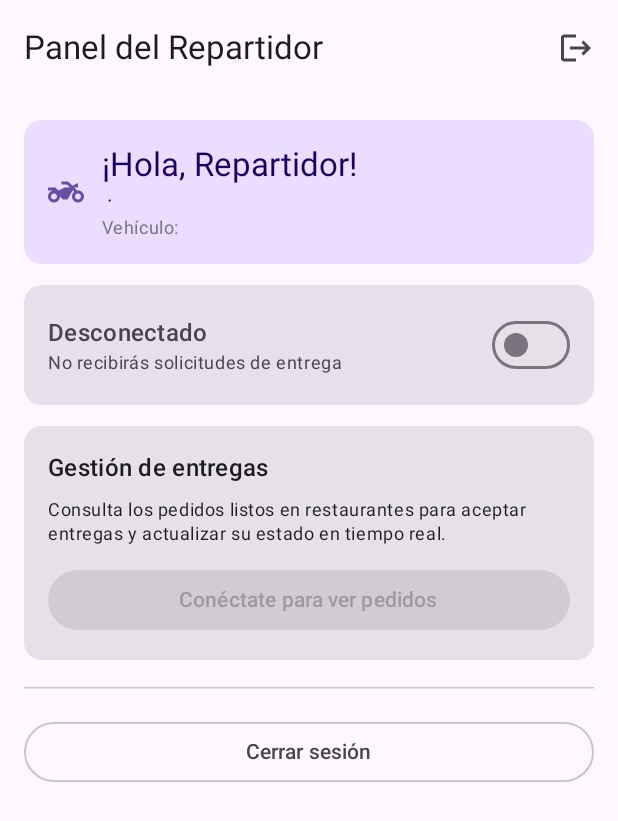
After one commit to CoderX-2/App-Delivery, an Android app built with Jetpack Compose: the CourierHomeScreen screen opened through its navigation route, on a phone screen of 412 x 824 dp. The commit adds this screen. Shown: the top 821 px of the screen. Run offline under Robolectric (Android 15) with nearby library versions, the phone set to English and light mode, and no system bars; our stand-ins replace Room's generated code.

Commit message:
feat(AD-17): crea cuenta de repartidor con Room v6, registro, login y panel con disponibilidad

```diff
--- /dev/null
+++ b/app/src/main/java/com/example/appdelivery/data/courier/CourierRepository.kt
@@ -0,0 +1,60 @@
+package com.example.appdelivery.data.courier
+
+import com.example.appdelivery.data.dao.CourierDao
+import com.example.appdelivery.data.entity.Courier
+import com.example.appdelivery.data.entity.VehicleType
+import com.example.appdelivery.util.PasswordHasher
+import kotlinx.coroutines.flow.Flow
+
+interface CourierRepository {
+    suspend fun register(
+        name: String, email: String, phone: String,
+        vehicleType: VehicleType, password: String
+    ): Result<Long>
+
+    suspend fun login(email: String, password: String): Result<Courier>
+    fun observeCourier(id: Long): Flow<Courier?>
+    suspend fun getCourier(id: Long): Courier?
+    suspend fun setAvailability(id: Long, isAvailable: Boolean)
+}
+
+class CourierRepositoryImpl(private val dao: CourierDao) : CourierRepository {
+
+    override suspend fun register(
+        name: String, email: String, phone: String,
+        vehicleType: VehicleType, password: String
+    ): Result<Long> {
+        val cleanEmail = email.trim().lowercase()
+        if (dao.findByEmail(cleanEmail) != null) {
+            return Result.failure(IllegalArgumentException("El correo ya está registrado"))
+        }
+        val salt = PasswordHasher.generateSalt()
+        val hash = PasswordHasher.hash(password, salt)
+        val courier = Courier(
+            name = name.trim(),
+            email = cleanEmail,
+            phone = phone.trim(),
+            vehicleType = vehicleType,
+            isAvailable = true,
+            passwordHash = hash,
+            salt = salt
+        )
+        val id = dao.insert(courier)
+        return Result.success(id)
+    }
+
+    override suspend fun login(email: String, password: String): Result<Courier> {
+        val courier = dao.findByEmail(email.trim().lowercase())
+            ?: return Result.failure(IllegalArgumentException("Credenciales incorrectas"))
+        val hash = PasswordHasher.hash(password, courier.salt)
+        return if (hash == courier.passwordHash) {
+            Result.success(courier)
+        } else {
+            Result.failure(IllegalArgumentException("Credenciales incorrectas"))
+        }
+    }
+
+    override fun observeCourier(id: Long): Flow<Courier?> = dao.observeById(id)
+    override suspend fun getCourier(id: Long): Courier? = dao.getById(id)
+    override suspend fun setAvailability(id: Long, isAvailable: Boolean) = dao.setAvailability(id, isAvailable)
+}
--- /dev/null
+++ b/app/src/main/java/com/example/appdelivery/data/dao/CourierDao.kt
@@ -0,0 +1,26 @@
+package com.example.appdelivery.data.dao
+
+import androidx.room.Dao
+import androidx.room.Insert
+import androidx.room.OnConflictStrategy
+import androidx.room.Query
+import com.example.appdelivery.data.entity.Courier
+import kotlinx.coroutines.flow.Flow
+
+@Dao
+interface CourierDao {
+    @Insert(onConflict = OnConflictStrategy.ABORT)
+    suspend fun insert(courier: Courier): Long
+
+    @Query("SELECT * FROM couriers WHERE email = :email LIMIT 1")
+    suspend fun findByEmail(email: String): Courier?
+
+    @Query("SELECT * FROM couriers WHERE id = :id LIMIT 1")
+    suspend fun getById(id: Long): Courier?
+
+    @Query("SELECT * FROM couriers WHERE id = :id LIMIT 1")
+    fun observeById(id: Long): Flow<Courier?>
+
+    @Query("UPDATE couriers SET isAvailable = :isAvailable WHERE id = :id")
+    suspend fun setAvailability(id: Long, isAvailable: Boolean)
+}
--- a/app/src/main/java/com/example/appdelivery/data/db/AppDatabase.kt
+++ b/app/src/main/java/com/example/appdelivery/data/db/AppDatabase.kt
@@ -1,4 +1,8 @@
 package com.example.appdelivery.data.db
+
+import com.example.appdelivery.data.dao.CourierDao
+import com.example.appdelivery.data.entity.Courier
+
 
 import com.example.appdelivery.data.dao.OrderDao
 import com.example.appdelivery.data.entity.Order
@@ -24,11 +28,13 @@ import com.example.appdelivery.data.entity.Restaurant
 import com.example.appdelivery.util.PasswordHasher
 
 @Database(
-    entities = [Order::class, OrderItem::class, CartItem::class, Customer::class, Address::class, Restaurant::class, Dish::class],
-    version = 5,
+    entities = [Courier::class, Order::class, OrderItem::class, CartItem::class, Customer::class, Address::class, Restaurant::class, Dish::class],
+    version = 6,
     exportSchema = false
 )
 abstract class AppDatabase : RoomDatabase() {
+    abstract fun courierDao(): CourierDao
+
     abstract fun orderDao(): OrderDao
 
     abstract fun cartDao(): CartDao
@@ -126,6 +132,12 @@ abstract class AppDatabase : RoomDatabase() {
             override fun onCreate(db: SupportSQLiteDatabase) {
                 val salt = PasswordHasher.generateSalt()
                 val hash = PasswordHasher.hash("123456", salt)
+                val cSalt = PasswordHasher.generateSalt()
+                val cHash = PasswordHasher.hash("123456", cSalt)
+                db.execSQL(
+                    "INSERT INTO couriers (name, email, phone, vehicleType, isAvailable, passwordHash, salt) VALUES (?, ?, ?, ?, ?, ?, ?)",
+                    arrayOf("Repartidor Demo", "repartidor@delivery.com", "5598765432", "MOTORCYCLE", 1, cHash, cSalt)
+                )
                 db.execSQL(
                     "INSERT INTO customers (name, email, phone, passwordHash, salt) VALUES (?, ?, ?, ?, ?)",
                     arrayOf("Cliente Demo", "demo@delivery.com", "5512345678", hash, salt)
--- a/app/src/main/java/com/example/appdelivery/data/entity/Order.kt
+++ b/app/src/main/java/com/example/appdelivery/data/entity/Order.kt
@@ -11,7 +11,8 @@ import com.example.appdelivery.data.model.DeliveryMode
 enum class OrderStatus(val displayName: String) {
     PENDING("Pendiente de preparación"),
     PREPARING("En preparación"),
-    IN_DELIVERY("En camino"),
+    PICKED_UP("Recogido en sucursal"),
+    IN_DELIVERY("En camino al domicilio"),
     DELIVERED("Entregado"),
     CANCELLED("Cancelado")
 }
@@ -24,11 +25,12 @@ enum class OrderStatus(val displayName: String) {
         childColumns = ["customerId"],
         onDelete = ForeignKey.CASCADE
     )],
-    indices = [Index("customerId")]
+    indices = [Index("customerId"), Index("courierId")]
 )
 data class Order(
     @PrimaryKey val id: String, // UUID
     val customerId: Long,
+    val courierId: Long? = null, // Relación con el repartidor asignado (AD-96)
     val restaurantId: Long,
     val restaurantName: String,
     val deliveryMode: DeliveryMode,
--- a/app/src/main/java/com/example/appdelivery/ui/auth/LoginScreen.kt
+++ b/app/src/main/java/com/example/appdelivery/ui/auth/LoginScreen.kt
@@ -11,29 +11,40 @@ import androidx.compose.foundation.layout.systemBarsPadding
 import androidx.compose.foundation.rememberScrollState
 import androidx.compose.foundation.verticalScroll
 import androidx.compose.material3.Button
+import androidx.compose.material3.Card
+import androidx.compose.material3.CardDefaults
+import androidx.compose.material3.CircularProgressIndicator
 import androidx.compose.material3.MaterialTheme
+import androidx.compose.material3.Tab
+import androidx.compose.material3.TabRow
 import androidx.compose.material3.Text
 import androidx.compose.material3.TextButton
 import androidx.compose.runtime.Composable
 import androidx.compose.runtime.getValue
+import androidx.compose.runtime.mutableIntStateOf
 import androidx.compose.runtime.mutableStateOf
 import androidx.compose.runtime.remember
 import androidx.compose.runtime.setValue
 import androidx.compose.ui.Modifier
+import androidx.compose.ui.text.input.KeyboardType
 import androidx.compose.ui.unit.dp
-import androidx.compose.ui.text.input.KeyboardType
 import androidx.lifecycle.viewmodel.compose.viewModel
 import com.example.appdelivery.ui.components.FormField
+import com.example.appdelivery.ui.courier.CourierViewModel
 
 @Composable
 fun LoginScreen(
     onLoginSuccess: () -> Unit,
     onGoToRegister: () -> Unit,
-    vm: AuthViewModel = viewModel()
+    onCourierLoginSuccess: () -> Unit = {},
+    onGoToCourierRegister: () -> Unit = {},
+    vm: AuthViewModel = viewModel(),
+    courierVm: CourierViewModel = viewModel()
 ) {
+    var selectedTab by remember { mutableIntStateOf(0) } // 0: Cliente, 1: Repartidor
     var email by remember { mutableStateOf("") }
     var password by remember { mutableStateOf("") }
-    val state = vm.uiState
+    val customerState = vm.uiState
 
     Column(
         modifier = Modifier
@@ -45,24 +56,78 @@ fun LoginScreen(
     ) {
         Text("App Delivery", style = MaterialTheme.typography.headlineLarge)
         Text("Inicia sesión para continuar", style = MaterialTheme.typography.bodyMedium)
-        Spacer(Modifier.height(24.dp))
+        Spacer(Modifier.height(16.dp))
 
-        FormField(email, { email = it }, "Correo electrónico", state.fieldErrors["email"], KeyboardType.Email)
-        FormField(password, { password = it }, "Contraseña", state.fieldErrors["password"], isPassword = true)
+        TabRow(selectedTabIndex = selectedTab, modifier = Modifier.fillMaxWidth()) {
+            Tab(
+                selected = selectedTab == 0,
+                onClick = { selectedTab = 0; email = ""; password = ""; courierVm.clearErrors() },
+                text = { Text("Cliente") }
+            )
+            Tab(
+                selected = selectedTab == 1,
+                onClick = { selectedTab = 1; email = ""; password = ""; courierVm.clearErrors() },
+                text = { Text("Repartidor") }
+            )
+        }
 
-        state.error?.let {
+        Spacer(Modifier.height(20.dp))
+
+        if (selectedTab == 0) {
+            FormField(email, { email = it }, "Correo electrónico", customerState.fieldErrors["email"], KeyboardType.Email)
+            FormField(password, { password = it }, "Contraseña", customerState.fieldErrors["password"], isPassword = true)
+
+            customerState.error?.let {
                 Text(it, color = MaterialTheme.colorScheme.error, modifier = Modifier.padding(vertical = 8.dp))
             }
             Spacer(Modifier.height(16.dp))
 
             Button(
                 onClick = { vm.login(email, password, onLoginSuccess) },
-            enabled = !state.loading,
+                enabled = !customerState.loading,
                 modifier = Modifier.fillMaxWidth()
-        ) { Text(if (state.loading) "Entrando..." else "Iniciar sesión") }
+            ) { Text(if (customerState.loading) "Entrando..." else "Iniciar sesión como cliente") }
 
             TextButton(onClick = onGoToRegister, modifier = Modifier.fillMaxWidth()) {
-            Text("¿No tienes cuenta? Regístrate")
+                Text("¿No tienes cuenta? Regístrate como cliente")
+            }
+        } else {
+            FormField(email, { email = it }, "Correo de repartidor", null, KeyboardType.Email)
+            FormField(password, { password = it }, "Contraseña", null, isPassword = true)
+
+            courierVm.errorMessage?.let {
+                Text(it, color = MaterialTheme.colorScheme.error, modifier = Modifier.padding(vertical = 8.dp))
+            }
+
+            Spacer(Modifier.height(8.dp))
+            Card(
+                colors = CardDefaults.cardColors(containerColor = MaterialTheme.colorScheme.surfaceVariant),
+                modifier = Modifier.fillMaxWidth()
+            ) {
+                Column(Modifier.padding(10.dp)) {
+                    Text("Repartidor demo:", style = MaterialTheme.typography.labelSmall)
+                    Text("repartidor@delivery.com / 123456", style = MaterialTheme.typography.bodySmall)
+                }
+            }
+
+            Spacer(Modifier.height(12.dp))
+
+            Button(
+                onClick = { courierVm.login(email, password, onCourierLoginSuccess) },
+                enabled = !courierVm.isLoading,
+                modifier = Modifier.fillMaxWidth()
+            ) {
+                if (courierVm.isLoading) {
+                    CircularProgressIndicator(color = MaterialTheme.colorScheme.onPrimary, modifier = Modifier.padding(end = 8.dp))
+                    Text("Entrando...")
+                } else {
+                    Text("Ingresar como repartidor")
+                }
+            }
+
+            TextButton(onClick = onGoToCourierRegister, modifier = Modifier.fillMaxWidth()) {
+                Text("¿Quieres repartir con nosotros? Regístrate aquí")
             }
         }
     }
+}
--- /dev/null
+++ b/app/src/main/java/com/example/appdelivery/ui/courier/CourierHomeScreen.kt
@@ -0,0 +1,154 @@
+package com.example.appdelivery.ui.courier
+
+import androidx.compose.foundation.layout.Arrangement
+import androidx.compose.foundation.layout.Column
+import androidx.compose.foundation.layout.Row
+import androidx.compose.foundation.layout.fillMaxSize
+import androidx.compose.foundation.layout.fillMaxWidth
+import androidx.compose.foundation.layout.padding
+import androidx.compose.foundation.rememberScrollState
+import androidx.compose.foundation.verticalScroll
+import androidx.compose.material.icons.Icons
+import androidx.compose.material.icons.automirrored.filled.Logout
+import androidx.compose.material.icons.filled.TwoWheeler
+import androidx.compose.material3.Button
+import androidx.compose.material3.Card
+import androidx.compose.material3.CardDefaults
+import androidx.compose.material3.ExperimentalMaterial3Api
+import androidx.compose.material3.HorizontalDivider
+import androidx.compose.material3.Icon
+import androidx.compose.material3.IconButton
+import androidx.compose.material3.MaterialTheme
+import androidx.compose.material3.OutlinedButton
+import androidx.compose.material3.Scaffold
+import androidx.compose.material3.Switch
+import androidx.compose.material3.Text
+import androidx.compose.material3.TopAppBar
+import androidx.compose.runtime.Composable
+import androidx.compose.runtime.getValue
+import androidx.compose.ui.Alignment
+import androidx.compose.ui.Modifier
+import androidx.compose.ui.unit.dp
+import androidx.lifecycle.compose.collectAsStateWithLifecycle
+
+@OptIn(ExperimentalMaterial3Api::class)
+@Composable
+fun CourierHomeScreen(
+    vm: CourierViewModel,
+    onOpenAvailableOrders: () -> Unit = {},
+    onLogout: () -> Unit
+) {
+    val courier by vm.currentCourier.collectAsStateWithLifecycle()
+
+    Scaffold(
+        topBar = {
+            TopAppBar(
+                title = { Text("Panel del Repartidor") },
+                actions = {
+                    IconButton(onClick = { vm.logout(onLogout) }) {
+                        Icon(Icons.AutoMirrored.Filled.Logout, contentDescription = "Cerrar sesión")
+                    }
+                }
+            )
+        }
+    ) { padding ->
+        Column(
+            modifier = Modifier
+                .fillMaxSize()
+                .padding(padding)
+                .padding(16.dp)
+                .verticalScroll(rememberScrollState()),
+            verticalArrangement = Arrangement.spacedBy(14.dp)
+        ) {
+            Card(
+                modifier = Modifier.fillMaxWidth(),
+                colors = CardDefaults.cardColors(containerColor = MaterialTheme.colorScheme.primaryContainer)
+            ) {
+                Row(
+                    modifier = Modifier.padding(16.dp),
+                    verticalAlignment = Alignment.CenterVertically
+                ) {
+                    Icon(
+                        Icons.Default.TwoWheeler,
+                        contentDescription = null,
+                        tint = MaterialTheme.colorScheme.primary,
+                        modifier = Modifier.padding(end = 12.dp)
+                    )
+                    Column {
+                        Text(
+                            text = "¡Hola, ${courier?.name ?: "Repartidor"}!",
+                            style = MaterialTheme.typography.titleLarge
+                        )
+                        Text(
+                            text = "${courier?.email ?: ""} · ${courier?.phone ?: ""}",
+                            style = MaterialTheme.typography.bodyMedium
+                        )
+                        Text(
+                            text = "Vehículo: ${courier?.vehicleType?.displayName ?: ""}",
+                            style = MaterialTheme.typography.bodySmall,
+                            color = MaterialTheme.colorScheme.outline
+                        )
+                    }
+                }
+            }
+
+            val isAvail = courier?.isAvailable == true
+            Card(
+                modifier = Modifier.fillMaxWidth(),
+                colors = CardDefaults.cardColors(
+                    containerColor = if (isAvail) MaterialTheme.colorScheme.secondaryContainer else MaterialTheme.colorScheme.surfaceVariant
+                )
+            ) {
+                Row(
+                    modifier = Modifier
+                        .fillMaxWidth()
+                        .padding(16.dp),
+                    horizontalArrangement = Arrangement.SpaceBetween,
+                    verticalAlignment = Alignment.CenterVertically
+                ) {
+                    Column(modifier = Modifier.weight(1f)) {
+                        Text(
+                            text = if (isAvail) "Conectado para entregas" else "Desconectado",
+                            style = MaterialTheme.typography.titleMedium,
+                            color = if (isAvail) MaterialTheme.colorScheme.primary else MaterialTheme.colorScheme.onSurfaceVariant
+                        )
+                        Text(
+                            text = if (isAvail) "Recibirás pedidos en tiempo real" else "No recibirás solicitudes de entrega",
+                            style = MaterialTheme.typography.bodySmall
+                        )
+                    }
+                    Switch(
+                        checked = isAvail,
+                        onCheckedChange = { vm.setAvailability(it) }
+                    )
+                }
+            }
+
+            Card(modifier = Modifier.fillMaxWidth()) {
+                Column(Modifier.padding(16.dp), verticalArrangement = Arrangement.spacedBy(8.dp)) {
+                    Text("Gestión de entregas", style = MaterialTheme.typography.titleMedium)
+                    Text(
+                        "Consulta los pedidos listos en restaurantes para aceptar entregas y actualizar su estado en tiempo real.",
+                        style = MaterialTheme.typography.bodySmall
+                    )
+                    Button(
+                        onClick = onOpenAvailableOrders,
+                        enabled = isAvail,
+                        modifier = Modifier.fillMaxWidth().padding(top = 4.dp)
+                    ) {
+                        Text(if (isAvail) "Ver pedidos disponibles" else "Conéctate para ver pedidos")
+                    }
+                }
+            }
+
+            HorizontalDivider(Modifier.padding(vertical = 4.dp))
+
+            OutlinedButton(
+                onClick = { vm.logout(onLogout) },
+                modifier = Modifier.fillMaxWidth()
+            ) {
+                Text("Cerrar sesión")
+            }
+        }
+    }
+}
--- a/app/src/main/java/com/example/appdelivery/ui/navigation/AppNavigation.kt
+++ b/app/src/main/java/com/example/appdelivery/ui/navigation/AppNavigation.kt
@@ -25,6 +25,9 @@ import com.example.appdelivery.ui.catalog.MenuScreen
 import com.example.appdelivery.ui.catalog.RestaurantListScreen
 import com.example.appdelivery.ui.catalog.SearchScreen
 import com.example.appdelivery.ui.catalog.SearchViewModel
+import com.example.appdelivery.ui.courier.CourierHomeScreen
+import com.example.appdelivery.ui.courier.CourierRegisterScreen
+import com.example.appdelivery.ui.courier.CourierViewModel
 import com.example.appdelivery.ui.map.MapScreen
 import com.example.appdelivery.ui.map.MapViewModel
 import com.example.appdelivery.ui.order.OrderDetailScreen
@@ -59,6 +62,8 @@ object Routes {
     const val ADDRESS_FORM = "address_form?addressId={addressId}"
     fun addressForm(id: Long? = null) =
         if (id == null) "address_form" else "address_form?addressId=$id"
+    const val COURIER_HOME = "courier_home"
+    const val COURIER_REGISTER = "courier_register"
 }
 
 @Composable
@@ -73,10 +78,18 @@ fun AppNavigation() {
     val cartVm: CartViewModel = viewModel()
     val paymentVm: PaymentViewModel = viewModel()
     val orderVm: OrderViewModel = viewModel()
+    val courierVm: CourierViewModel = viewModel()
     var startDestination by remember { mutableStateOf<String?>(null) }
 
     LaunchedEffect(Unit) {
-        startDestination = if (session.userId.first() != null) Routes.PROFILE else Routes.LOGIN
+        val role = session.role.first()
+        val userId = session.userId.first()
+        val courierId = session.courierId.first()
+        startDestination = when {
+            role == "COURIER" || courierId != null -> Routes.COURIER_HOME
+            role == "CUSTOMER" || userId != null -> Routes.PROFILE
+            else -> Routes.LOGIN
+        }
     }
 
     val start = startDestination ?: return
@@ -88,7 +101,12 @@ fun AppNavigation() {
                 onLoginSuccess = {
                     nav.navigate(Routes.PROFILE) { popUpTo(Routes.LOGIN) { inclusive = true } }
                 },
-                onGoToRegister = { nav.navigate(Routes.REGISTER) }
+                onGoToRegister = { nav.navigate(Routes.REGISTER) },
+                onCourierLoginSuccess = {
+                    nav.navigate(Routes.COURIER_HOME) { popUpTo(Routes.LOGIN) { inclusive = true } }
+                },
+                onGoToCourierRegister = { nav.navigate(Routes.COURIER_REGISTER) },
+                courierVm = courierVm
             )
         }
         composable(Routes.REGISTER) {
@@ -97,6 +115,29 @@ fun AppNavigation() {
                     nav.navigate(Routes.PROFILE) { popUpTo(Routes.LOGIN) { inclusive = true } }
                 },
                 onBack = { nav.popBackStack() }
+            )
+        }
+        composable(Routes.COURIER_REGISTER) {
+            CourierRegisterScreen(
+                vm = courierVm,
+                onRegisterSuccess = {
+                    nav.navigate(Routes.COURIER_HOME) { popUpTo(Routes.LOGIN) { inclusive = true } }
+                },
+                onBack = { nav.popBackStack() }
+            )
+        }
+        composable(Routes.COURIER_HOME) {
+            CourierHomeScreen(
+                vm = courierVm,
+                onOpenAvailableOrders = {
+                    // Se conecta en AD-18
+                },
+                onLogout = {
+                    scope.launch {
+                        session.clear()
+                        nav.navigate(Routes.LOGIN) { popUpTo(0) }
+                    }
+                }
             )
         }
         composable(Routes.PROFILE) {
```
Also changed, not shown: app/src/main/java/com/example/appdelivery/data/entity/Courier.kt (added, +26 -0 lines), app/src/main/java/com/example/appdelivery/data/session/SessionManager.kt (+23 -2 lines), app/src/main/java/com/example/appdelivery/ui/courier/CourierRegisterScreen.kt (added, +163 -0 lines), app/src/main/java/com/example/appdelivery/ui/courier/CourierViewModel.kt (added, +106 -0 lines), 1 other file. Lines whose indentation alone changed are shown as unchanged.
